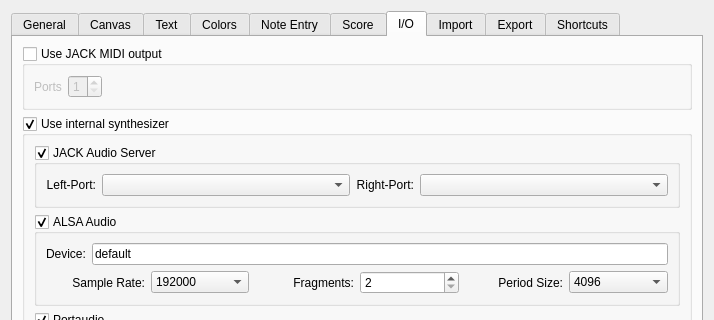
The window that mscore/mscore/prefsdialog.ui (musescore/musescore-old) describes before a commit, drawn with Qt 5; both pictures show x 0 to 714 and y 0 to 320 of the 714 by 627 pixel window.
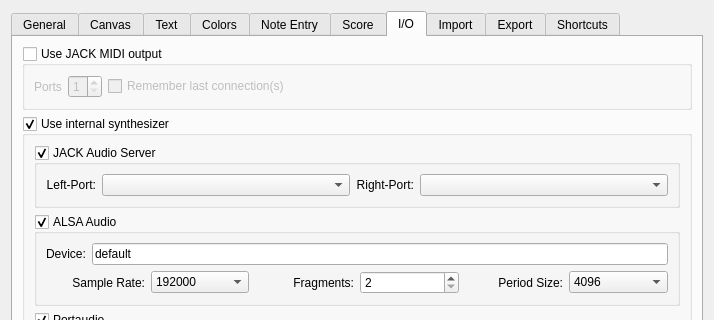
The same window after the commit. The open tabs and pages were chosen to show the change. Icons and pictures are not drawn. Custom widgets are drawn as their Qt base class.

Diff of the .ui file:
```diff
--- a/mscore/mscore/prefsdialog.ui
+++ b/mscore/mscore/prefsdialog.ui
@@ -1612,7 +1612,7 @@
             </item>
            </layout>
           </item>
-          <item row="0" column="1">
+          <item row="0" column="2">
            <spacer name="horizontalSpacer_4">
             <property name="orientation">
              <enum>Qt::Horizontal</enum>
@@ -1625,6 +1625,13 @@
             </property>
            </spacer>
           </item>
+          <item row="0" column="1">
+           <widget class="QCheckBox" name="rememberLastMidiConnections">
+            <property name="text">
+             <string>Remember last connection(s)</string>
+            </property>
+           </widget>
+          </item>
          </layout>
         </widget>
        </item>
```
Left out of the diff: 2 changed lines with no effect on the pictures.
